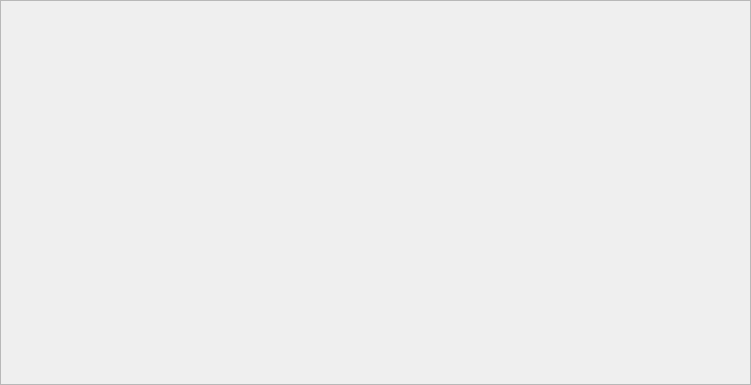
This is persgrade.ui in neverlandgy/teamhelper as Qt 5 draws it before an edit. The edited form follows.
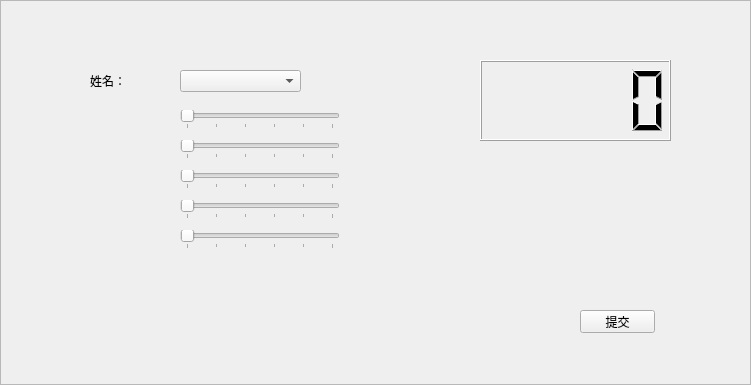
This is the edited form.

Diff of the .ui file:
```diff
--- a/persgrade.ui
+++ b/persgrade.ui
@@ -19,6 +19,287 @@
   <property name="frameShadow">
    <enum>QFrame::Raised</enum>
   </property>
+  <widget class="QComboBox" name="comboBox">
+   <property name="geometry">
+    <rect>
+     <x>180</x>
+     <y>70</y>
+     <width>121</width>
+     <height>22</height>
+    </rect>
+   </property>
+  </widget>
+  <widget class="QLabel" name="label">
+   <property name="geometry">
+    <rect>
+     <x>90</x>
+     <y>70</y>
+     <width>54</width>
+     <height>21</height>
+    </rect>
+   </property>
+   <property name="text">
+    <string>姓名：</string>
+   </property>
+  </widget>
+  <widget class="QLabel" name="label_2">
+   <property name="geometry">
+    <rect>
+     <x>90</x>
+     <y>110</y>
+     <width>54</width>
+     <height>21</height>
+    </rect>
+   </property>
+   <property name="text">
+    <string/>
+   </property>
+  </widget>
+  <widget class="QLabel" name="label_3">
+   <property name="geometry">
+    <rect>
+     <x>90</x>
+     <y>140</y>
+     <width>54</width>
+     <height>21</height>
+    </rect>
+   </property>
+   <property name="text">
+    <string/>
+   </property>
+  </widget>
+  <widget class="QLabel" name="label_4">
+   <property name="geometry">
+    <rect>
+     <x>90</x>
+     <y>170</y>
+     <width>54</width>
+     <height>21</height>
+    </rect>
+   </property>
+   <property name="text">
+    <string/>
+   </property>
+  </widget>
+  <widget class="QLabel" name="label_5">
+   <property name="geometry">
+    <rect>
+     <x>90</x>
+     <y>200</y>
+     <width>54</width>
+     <height>21</height>
+    </rect>
+   </property>
+   <property name="text">
+    <string/>
+   </property>
+  </widget>
+  <widget class="QLabel" name="label_6">
+   <property name="geometry">
+    <rect>
+     <x>90</x>
+     <y>230</y>
+     <width>54</width>
+     <height>21</height>
+    </rect>
+   </property>
+   <property name="text">
+    <string/>
+   </property>
+  </widget>
+  <widget class="QSlider" name="horizontalSlider">
+   <property name="geometry">
+    <rect>
+     <x>180</x>
+     <y>110</y>
+     <width>160</width>
+     <height>19</height>
+    </rect>
+   </property>
+   <property name="layoutDirection">
+    <enum>Qt::RightToLeft</enum>
+   </property>
+   <property name="maximum">
+    <number>5</number>
+   </property>
+   <property name="singleStep">
+    <number>1</number>
+   </property>
+   <property name="pageStep">
+    <number>1</number>
+   </property>
+   <property name="orientation">
+    <enum>Qt::Horizontal</enum>
+   </property>
+   <property name="invertedAppearance">
+    <bool>true</bool>
+   </property>
+   <property name="invertedControls">
+    <bool>true</bool>
+   </property>
+   <property name="tickPosition">
+    <enum>QSlider::TicksBelow</enum>
+   </property>
+  </widget>
+  <widget class="QSlider" name="horizontalSlider_2">
+   <property name="geometry">
+    <rect>
+     <x>180</x>
+     <y>140</y>
+     <width>160</width>
+     <height>19</height>
+    </rect>
+   </property>
+   <property name="layoutDirection">
+    <enum>Qt::RightToLeft</enum>
+   </property>
+   <property name="maximum">
+    <number>5</number>
+   </property>
+   <property name="singleStep">
+    <number>1</number>
+   </property>
+   <property name="pageStep">
+    <number>1</number>
+   </property>
+   <property name="orientation">
+    <enum>Qt::Horizontal</enum>
+   </property>
+   <property name="invertedAppearance">
+    <bool>true</bool>
+   </property>
+   <property name="invertedControls">
+    <bool>true</bool>
+   </property>
+   <property name="tickPosition">
+    <enum>QSlider::TicksBelow</enum>
+   </property>
+  </widget>
+  <widget class="QSlider" name="horizontalSlider_3">
+   <property name="geometry">
+    <rect>
+     <x>180</x>
+     <y>170</y>
+     <width>160</width>
+     <height>19</height>
+    </rect>
+   </property>
+   <property name="layoutDirection">
+    <enum>Qt::RightToLeft</enum>
+   </property>
+   <property name="maximum">
+    <number>5</number>
+   </property>
+   <property name="singleStep">
+    <number>1</number>
+   </property>
+   <property name="pageStep">
+    <number>1</number>
+   </property>
+   <property name="orientation">
+    <enum>Qt::Horizontal</enum>
+   </property>
+   <property name="invertedAppearance">
+    <bool>true</bool>
+   </property>
+   <property name="invertedControls">
+    <bool>true</bool>
+   </property>
+   <property name="tickPosition">
+    <enum>QSlider::TicksBelow</enum>
+   </property>
+  </widget>
+  <widget class="QSlider" name="horizontalSlider_4">
+   <property name="geometry">
+    <rect>
+     <x>180</x>
+     <y>200</y>
+     <width>160</width>
+     <height>19</height>
+    </rect>
+   </property>
+   <property name="layoutDirection">
+    <enum>Qt::RightToLeft</enum>
+   </property>
+   <property name="maximum">
+    <number>5</number>
+   </property>
+   <property name="singleStep">
+    <number>1</number>
+   </property>
+   <property name="pageStep">
+    <number>1</number>
+   </property>
+   <property name="orientation">
+    <enum>Qt::Horizontal</enum>
+   </property>
+   <property name="invertedAppearance">
+    <bool>true</bool>
+   </property>
+   <property name="invertedControls">
+    <bool>true</bool>
+   </property>
+   <property name="tickPosition">
+    <enum>QSlider::TicksBelow</enum>
+   </property>
+  </widget>
+  <widget class="QSlider" name="horizontalSlider_5">
+   <property name="geometry">
+    <rect>
+     <x>180</x>
+     <y>230</y>
+     <width>160</width>
+     <height>19</height>
+    </rect>
+   </property>
+   <property name="layoutDirection">
+    <enum>Qt::RightToLeft</enum>
+   </property>
+   <property name="maximum">
+    <number>5</number>
+   </property>
+   <property name="singleStep">
+    <number>1</number>
+   </property>
+   <property name="pageStep">
+    <number>1</number>
+   </property>
+   <property name="orientation">
+    <enum>Qt::Horizontal</enum>
+   </property>
+   <property name="invertedAppearance">
+    <bool>true</bool>
+   </property>
+   <property name="invertedControls">
+    <bool>true</bool>
+   </property>
+   <property name="tickPosition">
+    <enum>QSlider::TicksBelow</enum>
+   </property>
+  </widget>
+  <widget class="QPushButton" name="pushButton">
+   <property name="geometry">
+    <rect>
+     <x>580</x>
+     <y>310</y>
+     <width>75</width>
+     <height>23</height>
+    </rect>
+   </property>
+   <property name="text">
+    <string>提交</string>
+   </property>
+  </widget>
+  <widget class="QLCDNumber" name="lcdNumber">
+   <property name="geometry">
+    <rect>
+     <x>480</x>
+     <y>60</y>
+     <width>191</width>
+     <height>81</height>
+    </rect>
+   </property>
+  </widget>
  </widget>
  <resources/>
  <connections/>
```
